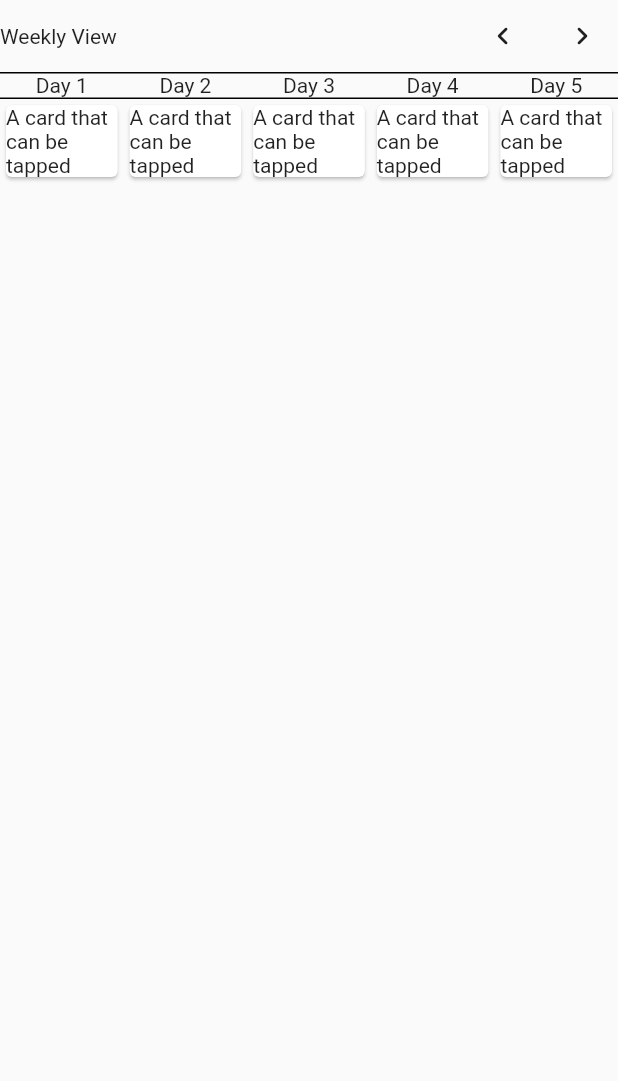
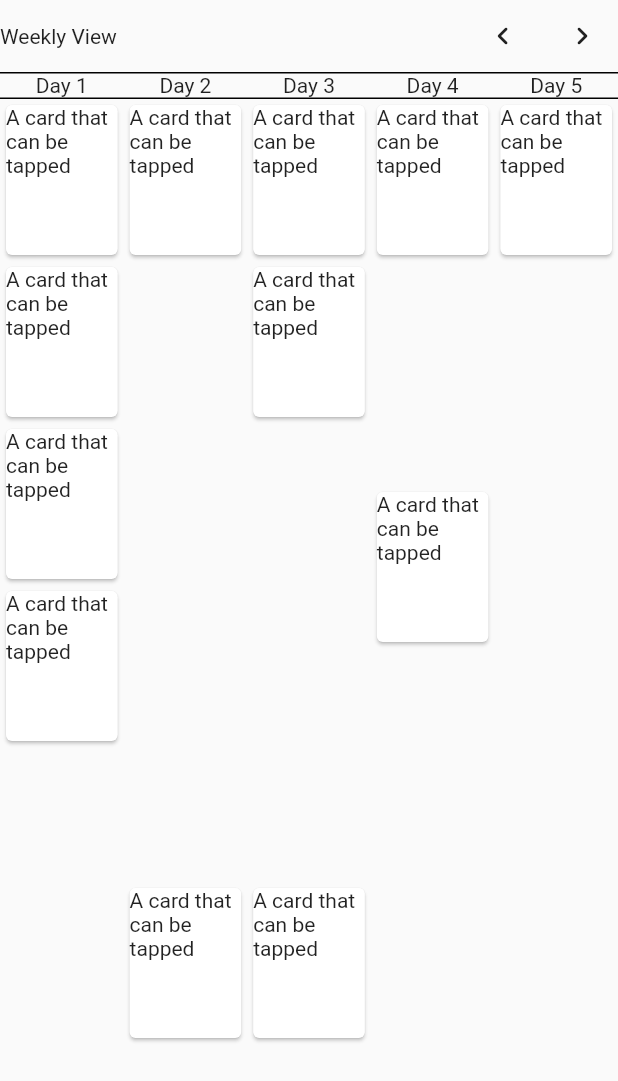
Before and after one commit to Plan-At/PlanAt-Client-Flutter, a Flutter app: the MyCalendarPage widget shown alone on an empty page, opened directly, on a phone screen of 412 x 824 dp. Shown: the top 1081 px of the screen. Run offline on Flutter 3.47's test engine with Material 2 defaults, Android fonts, the phone set to English and light mode, and no system bars; our stand-ins replace easy_sidemenu.

Commit message:
different way to make vertical space in calendar

```diff
--- a/v1/lib/route/CalendarPage.dart
+++ b/v1/lib/route/CalendarPage.dart
@@ -15,8 +15,8 @@ class _MyCalendarPageState extends State<MyCalendarPage> {
         debugPrint('Card tapped.');
       },
       child: const SizedBox(
-        // width: 300,
-        // height: 100,
+        width: 300,
+        height: 100,
         child: Text('A card that can be tapped'),
       ),
     ),
@@ -107,12 +107,17 @@ class _MyCalendarPageState extends State<MyCalendarPage> {
           endIndent: 0,
           color: Colors.black,
         ),
-        Row(
+        SizedBox(
+          height: 630,
+          child: Row(
             children: [
               Expanded(
                 flex: 1,
                 child: Column(
                   children: [
+                    example_card,
+                    example_card,
+                    example_card,
                     example_card,
                   ],
                 ),
@@ -122,6 +127,8 @@ class _MyCalendarPageState extends State<MyCalendarPage> {
                 child: Column(
                   children: [
                     example_card,
+                    const Spacer(flex: 1),
+                    example_card,
                   ],
                 ),
               ),
@@ -130,6 +137,9 @@ class _MyCalendarPageState extends State<MyCalendarPage> {
                 child: Column(
                   children: [
                     example_card,
+                    example_card,
+                    const Spacer(flex: 1),
+                    example_card,
                   ],
                 ),
               ),
@@ -137,6 +147,8 @@ class _MyCalendarPageState extends State<MyCalendarPage> {
                 flex: 1,
                 child: Column(
                   children: [
+                    example_card,
+                    const SizedBox(height: 150),
                     example_card,
                   ],
                 ),
@@ -151,6 +163,7 @@ class _MyCalendarPageState extends State<MyCalendarPage> {
               ),
             ],
           ),
+        ),
       ],
     );
   }
```
Lines whose indentation alone changed are shown as unchanged.
